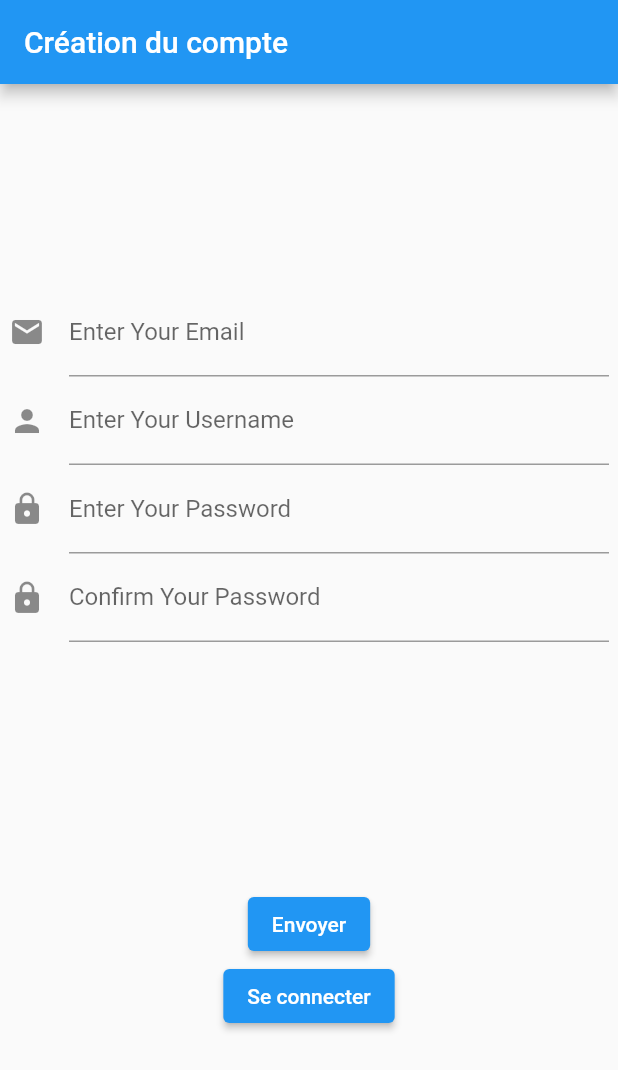
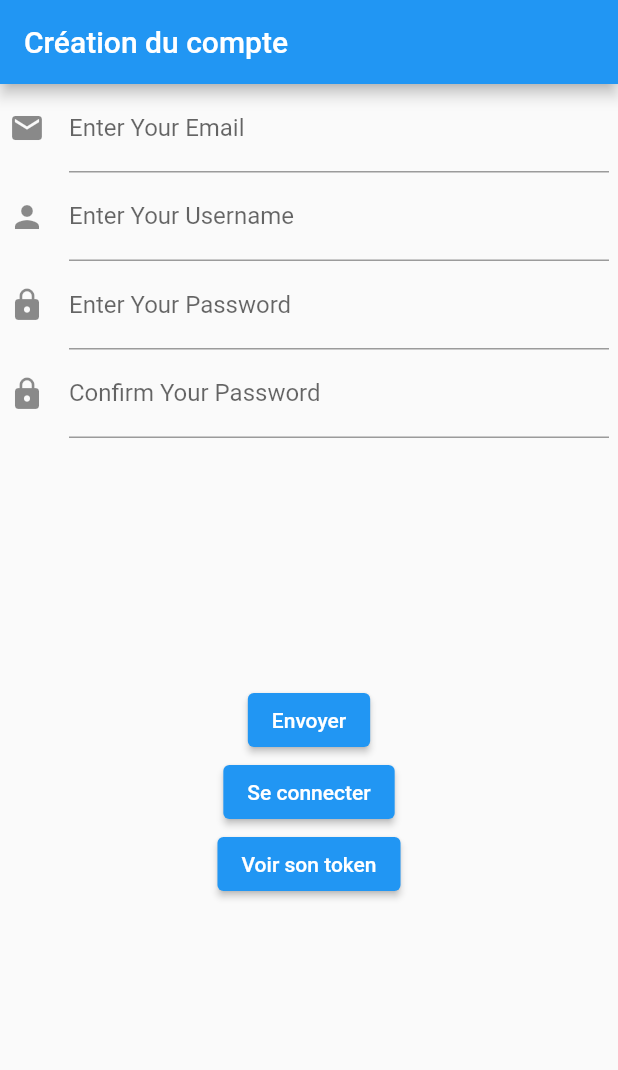
Before and after one commit to arthur-frisch/casino_v2, a Flutter app: the screen it shows after launch, on a phone screen of 412 x 824 dp. Shown: the top 1070 px of the screen. Run offline on Flutter 3.47's test engine with Material 2 defaults, Android fonts, the phone set to English and light mode, and no system bars; our stand-ins replace dio, flutter_secure_storage, go_router.

Commit message:
display token and add game page

```diff
--- a/lib/main.dart
+++ b/lib/main.dart
@@ -1,3 +1,4 @@
+import 'package:casino_v2/game.dart';
 import 'package:casino_v2/login.dart';
 import 'package:casino_v2/widget/register_form.dart';
 import 'package:flutter/material.dart';
@@ -14,6 +15,9 @@ final _router = GoRouter(
       path: '/login',
       builder: (context, state) => const Login(),
     ),
+    GoRoute(
+      path: '/game',
+      builder: (context, state) => const Game(), )
   ],
 );
 void main() {
@@ -40,7 +44,13 @@ class MyHomePage extends StatelessWidget {
       appBar: AppBar(
         title: const Text("Création du compte"),
       ),
-      body: const RegisterForm(),
+      body:
+        Column(children: [
+          const RegisterForm(),
+          ElevatedButton(onPressed: () => context.go('/login'), child: const Text("Se connecter"),),
+          ElevatedButton(onPressed: () => context.go('/game'), child: const Text("Voir son token"),),
+        ],
+      )
     );
   }
 }
--- a/lib/widget/login_form.dart
+++ b/lib/widget/login_form.dart
@@ -43,11 +43,6 @@ class LoginFormState extends State<LoginForm> {
     }
   }
 
-  void test(TokenModel tokenModel) async {
-    Map<String, dynamic> test = await tokenModel.storageService.readAll();
-    print(test["refresh_token"]);
-  }
-
   @override
   Widget build(BuildContext context) {
     return ChangeNotifierProvider(
@@ -73,7 +68,6 @@ class LoginFormState extends State<LoginForm> {
                 children: [
                   ElevatedButton(onPressed: () => validateForm(model), child: const Text("Envoyer"),),
                   ElevatedButton(onPressed: () => context.go('/'), child: const Text("Créer un compte"),),
-                  ElevatedButton(onPressed: () async => test(model), child: const Text("tetstzytdfzyt"))
                 ],
               )
             ]
```
Also changed, not shown: lib/game.dart (added, +56 -0 lines), lib/widget/register_form.dart (+0 -8 lines).
